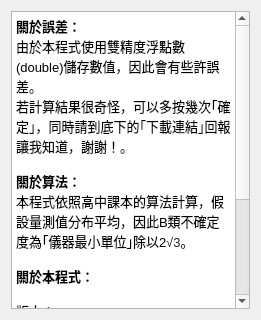
First picture: the form in frame.ui, repository C-W-Z/UncertaintyCalculator, before the edit.
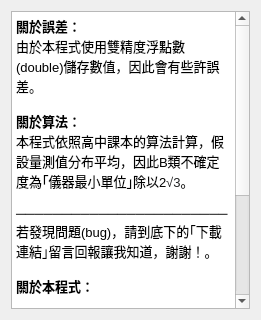
Second picture: the form after the edit.

```diff
--- a/frame.ui
+++ b/frame.ui
@@ -25,14 +25,16 @@
 &lt;/style&gt;&lt;/head&gt;&lt;body style=&quot; font-family:'PMingLiU'; font-size:9pt; font-weight:400; font-style:normal;&quot;&gt;
 &lt;p style=&quot; margin-top:0px; margin-bottom:0px; margin-left:0px; margin-right:0px; -qt-block-indent:0; text-indent:0px;&quot;&gt;&lt;span style=&quot; font-size:10pt; font-weight:600;&quot;&gt;關於誤差：&lt;/span&gt;&lt;/p&gt;
 &lt;p style=&quot; margin-top:0px; margin-bottom:0px; margin-left:0px; margin-right:0px; -qt-block-indent:0; text-indent:0px;&quot;&gt;&lt;span style=&quot; font-size:10pt;&quot;&gt;由於本程式使用雙精度浮點數(double)儲存數值，因此會有些許誤差。&lt;/span&gt;&lt;/p&gt;
-&lt;p style=&quot; margin-top:0px; margin-bottom:0px; margin-left:0px; margin-right:0px; -qt-block-indent:0; text-indent:0px;&quot;&gt;&lt;span style=&quot; font-size:10pt;&quot;&gt;若計算結果很奇怪，可以多按幾次｢確定｣，同時請到底下的｢下載連結｣回報讓我知道，謝謝！。&lt;/span&gt;&lt;/p&gt;
 &lt;p style=&quot;-qt-paragraph-type:empty; margin-top:0px; margin-bottom:0px; margin-left:0px; margin-right:0px; -qt-block-indent:0; text-indent:0px; font-size:10pt;&quot;&gt;&lt;br /&gt;&lt;/p&gt;
 &lt;p style=&quot; margin-top:0px; margin-bottom:0px; margin-left:0px; margin-right:0px; -qt-block-indent:0; text-indent:0px;&quot;&gt;&lt;span style=&quot; font-size:10pt; font-weight:600;&quot;&gt;關於算法：&lt;/span&gt;&lt;/p&gt;
 &lt;p style=&quot; margin-top:0px; margin-bottom:0px; margin-left:0px; margin-right:0px; -qt-block-indent:0; text-indent:0px;&quot;&gt;&lt;span style=&quot; font-family:'Times New Roman'; font-size:10pt; color:#000000;&quot;&gt;本程式依照高中課本的算法計算，假設量測值分布平均，因此B類不確定度為｢儀器最小單位｣除以2&lt;/span&gt;&lt;span style=&quot; font-family:'sans-serif'; font-size:10pt; color:#202122; background-color:#ffffff;&quot;&gt;√3&lt;/span&gt;&lt;span style=&quot; font-family:'Times New Roman'; font-size:10pt; color:#000000;&quot;&gt;。&lt;/span&gt;&lt;/p&gt;
 &lt;p style=&quot;-qt-paragraph-type:empty; margin-top:0px; margin-bottom:0px; margin-left:0px; margin-right:0px; -qt-block-indent:0; text-indent:0px; font-family:'Times New Roman'; font-size:10pt; color:#000000;&quot;&gt;&lt;br /&gt;&lt;/p&gt;
+&lt;p style=&quot; margin-top:0px; margin-bottom:0px; margin-left:0px; margin-right:0px; -qt-block-indent:0; text-indent:0px;&quot;&gt;&lt;span style=&quot; font-family:'Times New Roman'; font-size:10pt; color:#000000;&quot;&gt;───────────────────────&lt;/span&gt;&lt;/p&gt;
+&lt;p style=&quot; margin-top:0px; margin-bottom:0px; margin-left:0px; margin-right:0px; -qt-block-indent:0; text-indent:0px;&quot;&gt;&lt;span style=&quot; font-size:10pt;&quot;&gt;若發現問題(bug)，請到底下的｢下載連結｣留言回報讓我知道，謝謝！。&lt;/span&gt;&lt;/p&gt;
+&lt;p style=&quot;-qt-paragraph-type:empty; margin-top:0px; margin-bottom:0px; margin-left:0px; margin-right:0px; -qt-block-indent:0; text-indent:0px; font-family:'Times New Roman'; font-size:10pt; color:#000000;&quot;&gt;&lt;br /&gt;&lt;/p&gt;
 &lt;p style=&quot; margin-top:0px; margin-bottom:0px; margin-left:0px; margin-right:0px; -qt-block-indent:0; text-indent:0px;&quot;&gt;&lt;span style=&quot; font-family:'Times New Roman'; font-size:10pt; font-weight:600; color:#000000;&quot;&gt;關於本程式：&lt;/span&gt;&lt;/p&gt;
 &lt;p style=&quot;-qt-paragraph-type:empty; margin-top:0px; margin-bottom:0px; margin-left:0px; margin-right:0px; -qt-block-indent:0; text-indent:0px; font-family:'Times New Roman'; font-size:10pt; font-weight:600; color:#000000;&quot;&gt;&lt;br /&gt;&lt;/p&gt;
-&lt;p style=&quot; margin-top:0px; margin-bottom:0px; margin-left:0px; margin-right:0px; -qt-block-indent:0; text-indent:0px;&quot;&gt;&lt;span style=&quot; font-family:'Times New Roman'; font-size:10pt; color:#000000;&quot;&gt;版本：1.1&lt;/span&gt;&lt;/p&gt;
+&lt;p style=&quot; margin-top:0px; margin-bottom:0px; margin-left:0px; margin-right:0px; -qt-block-indent:0; text-indent:0px;&quot;&gt;&lt;span style=&quot; font-family:'Times New Roman'; font-size:10pt; color:#000000;&quot;&gt;版本：1.2&lt;/span&gt;&lt;/p&gt;
 &lt;p style=&quot;-qt-paragraph-type:empty; margin-top:0px; margin-bottom:0px; margin-left:0px; margin-right:0px; -qt-block-indent:0; text-indent:0px; font-family:'Times New Roman'; font-size:10pt; font-weight:600; color:#000000;&quot;&gt;&lt;br /&gt;&lt;/p&gt;
 &lt;p style=&quot; margin-top:0px; margin-bottom:0px; margin-left:0px; margin-right:0px; -qt-block-indent:0; text-indent:0px;&quot;&gt;&lt;span style=&quot; font-size:10pt; color:#000000;&quot;&gt;下載連結：&lt;/span&gt;&lt;/p&gt;
 &lt;p style=&quot; margin-top:0px; margin-bottom:0px; margin-left:0px; margin-right:0px; -qt-block-indent:0; text-indent:0px;&quot;&gt;&lt;a href=&quot;https://goodbunbunblog.blogspot.com/2020/11/ECalculator.html&quot;&gt;&lt;span style=&quot; font-size:10pt; text-decoration: underline; color:#0000ff;&quot;&gt;https://goodbunbunblog.blogspot.com/2020/11/ECalculator.html&lt;/span&gt;&lt;/a&gt;&lt;/p&gt;
```
